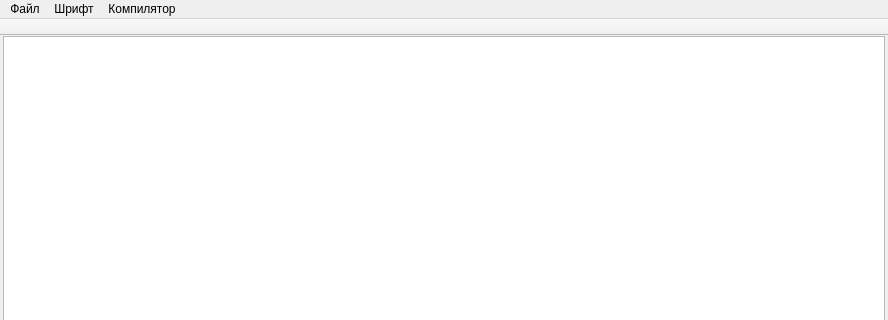
Old version of the form TextEditor/mainwindow.ui in the repository Recreatorms/TextEditor; both pictures show x 0 to 888 and y 0 to 320 of the 888 by 564 pixel window.
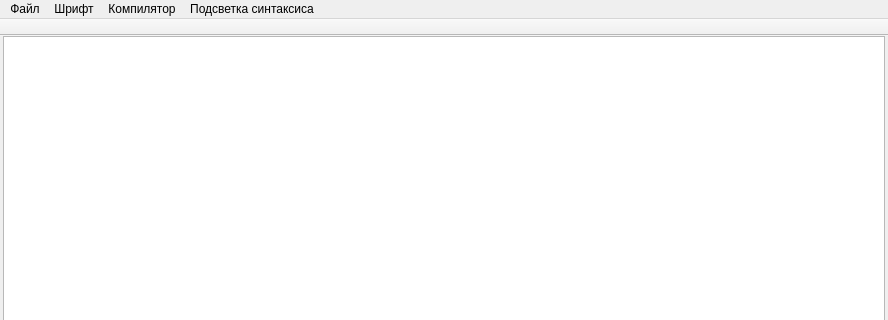
New version of the form.

What changed in the file:
```diff
--- a/TextEditor/mainwindow.ui
+++ b/TextEditor/mainwindow.ui
@@ -87,10 +87,17 @@
     <property name="title">
      <string>Компилятор</string>
     </property>
+    <addaction name="run"/>
+   </widget>
+   <widget class="QMenu" name="menu">
+    <property name="title">
+     <string>Подсветка синтаксиса</string>
+    </property>
    </widget>
    <addaction name="File"/>
    <addaction name="Font"/>
    <addaction name="Compiler"/>
+   <addaction name="menu"/>
   </widget>
   <widget class="QToolBar" name="mainToolBar">
    <property name="movable">
```
Left out of the diff: 7 changed lines with no effect on the pictures.
